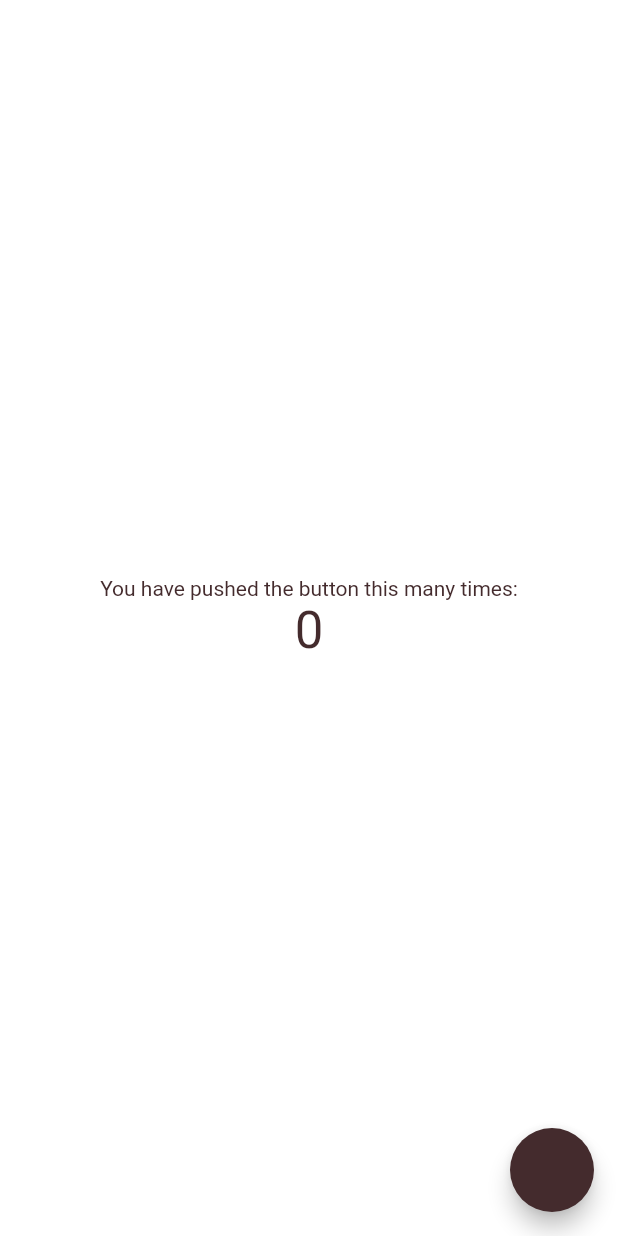
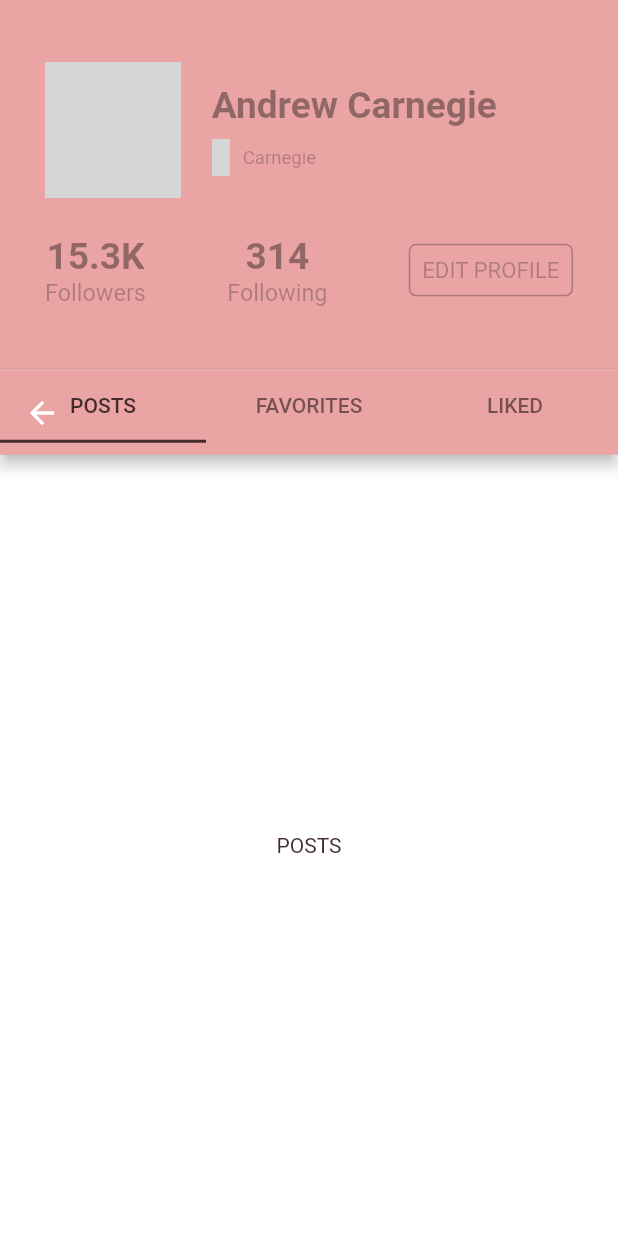
Before and after one commit to petopia17781/petopia, a Flutter app: the ProfilePage screen opened directly, on a phone screen of 412 x 824 dp. Run offline on Flutter 3.47's test engine with Material 2 defaults, Android fonts, the phone set to English and light mode, and no system bars; our stand-ins replace cached_network_image, cloud_firestore, firebase_storage, flare_flutter, font_awesome_flutter; missing offline and left inert: image_picker_modern; accounts and stored records are empty; network calls fail; Roboto replaces fonts that are missing (Rubik); grey boxes are pictures that could not be loaded.

Commit message:
Add profile page & size config.

```diff
--- /dev/null
+++ b/lib/SizeConfig.dart
@@ -0,0 +1,43 @@
+import 'package:flutter/cupertino.dart';
+
+// reference: https://github.com/slackvishal/flutter_traveler_profile_app/blob/master/lib/SizeConfig.dart
+class SizeConfig {
+  static double _screenWidth;
+  static double _screenHeight;
+  static double _blockSizeHorizontal = 0;
+  static double _blockSizeVertical = 0;
+
+  static double textMultiplier;
+  static double imageSizeMultiplier;
+  static double heightMultiplier;
+  static double widthMultiplier;
+  static bool isPortrait = true;
+  static bool isMobilePortrait = false;
+
+  void init(BoxConstraints constraints, Orientation orientation) {
+    if (orientation == Orientation.portrait) {
+      _screenWidth = constraints.maxWidth;
+      _screenHeight = constraints.maxHeight;
+      isPortrait = true;
+      if (_screenWidth < 450) {
+        isMobilePortrait = true;
+      }
+    } else {
+      _screenWidth = constraints.maxHeight;
+      _screenHeight = constraints.maxWidth;
+      isPortrait = false;
+      isMobilePortrait = false;
+    }
+
+    _blockSizeHorizontal = _screenWidth / 100;
+    _blockSizeVertical = _screenHeight / 100;
+
+    textMultiplier = _blockSizeVertical;
+    imageSizeMultiplier = _blockSizeHorizontal;
+    heightMultiplier = _blockSizeVertical;
+    widthMultiplier = _blockSizeHorizontal;
+
+    print(_blockSizeHorizontal);
+    print(_blockSizeVertical);
+  }
+}
--- a/lib/main.dart
+++ b/lib/main.dart
@@ -1,4 +1,5 @@
 import 'package:flutter/material.dart';
+import 'SizeConfig.dart';
 import 'home.dart';
 
 void main() {
@@ -9,10 +10,19 @@ class MyApp extends StatelessWidget {
   // This widget is the root of your application.
   @override
   Widget build(BuildContext context) {
-    return MaterialApp(
-      title: 'Petopia',
-      theme: _buildShrineTheme(),
-      home: MyHomePage(title: 'Home Page'),
+    return LayoutBuilder(
+      builder: (context, constraints) {
+        return OrientationBuilder(
+          builder: (context, orientation) {
+            SizeConfig().init(constraints, orientation);
+            return MaterialApp(
+              title: 'Petopia',
+              theme: _buildShrineTheme(),
+              home: MyHomePage(title: 'Home Page'),
+            );
+          },
+        );
+      },
     );
   }
 }
--- a/lib/profile.dart
+++ b/lib/profile.dart
@@ -1,4 +1,5 @@
 import 'package:flutter/material.dart';
+import 'package:petopia/SizeConfig.dart';
 
 class ProfilePage extends StatefulWidget {
 
@@ -21,21 +22,10 @@ class ProfilePage extends StatefulWidget {
 
 class _ProfilePageState extends State<ProfilePage> {
 
-  int _counter = 0;
-
-  void _incrementCounter() {
-    setState(() {
-      // This call to setState tells the Flutter framework that something has
-      // changed in this State, which causes it to rerun the build method below
-      // so that the display can reflect the updated values. If we changed
-      // _counter without calling setState(), then the build method would not be
-      // called again, and so nothing would appear to happen.
-      _counter++;
-    });
-  }
 
   @override
   Widget build(BuildContext context) {
+    final colorScheme = Theme.of(context).colorScheme;
     // This method is rerun every time setState is called, for instance as done
     // by the _incrementCounter method above.
     //
@@ -43,44 +33,141 @@ class _ProfilePageState extends State<ProfilePage> {
     // fast, so that you can just rebuild anything that needs updating rather
     // than having to individually change instances of widgets.
     return Scaffold(
-      body: Center(
-        // Center is a layout widget. It takes a single child and positions it
-        // in the middle of the parent.
-        child: Column(
-          // Column is also a layout widget. It takes a list of children and
-          // arranges them vertically. By default, it sizes itself to fit its
-          // children horizontally, and tries to be as tall as its parent.
-          //
-          // Invoke "debug painting" (press "p" in the console, choose the
-          // "Toggle Debug Paint" action from the Flutter Inspector in Android
-          // Studio, or the "Toggle Debug Paint" command in Visual Studio Code)
-          // to see the wireframe for each widget.
-          //
-          // Column has various properties to control how it sizes itself and
-          // how it positions its children. Here we use mainAxisAlignment to
-          // center the children vertically; the main axis here is the vertical
-          // axis because Columns are vertical (the cross axis would be
-          // horizontal).
-          mainAxisAlignment: MainAxisAlignment.center,
-          children: <Widget>[
-            Text(
-              'You have pushed the button this many times:',
+      body: Stack(
+        children: <Widget>[
+          // header
+          Container(
+            color: shrinePink400,
+            height: 30 * SizeConfig.heightMultiplier,
+            child: Padding(
+              padding: EdgeInsets.only(left: 30.0, right: 30.0, top: 5 * SizeConfig.heightMultiplier),
+              child: Column(
+                children: <Widget>[
+                  Row(
+                    children: <Widget>[
+                      // Avatar
+                      Container(
+                        height: 11 * SizeConfig.heightMultiplier,
+                        width: 22 * SizeConfig.widthMultiplier,
+                        decoration: BoxDecoration(
+                          shape: BoxShape.circle,
+                          image: DecorationImage(
+                            fit: BoxFit.cover,
+                            image: NetworkImage("https://www.carnegiecouncil.org/people/andrew-carnegie/_res/id=Picture/thumbnail=1/width=170/quality=100")
+                          )
+                        ),
+                      ),
+                      SizedBox(width: 5 * SizeConfig.widthMultiplier,),
+                      // User name
+                      Column(
+                        crossAxisAlignment: CrossAxisAlignment.start,
+                        children: <Widget>[
+                          Text("Andrew Carnegie", style: TextStyle(
+                            color: Colors.black38,
+                            fontSize: 3 * SizeConfig.textMultiplier,
+                            fontWeight: FontWeight.bold
+                          ),),
+                          SizedBox(height: 1 * SizeConfig.heightMultiplier,),
+                          Row(
+                            children: <Widget>[
+                              Row(
+                                children: <Widget>[
+                                  Image.asset("assets/instagram.png",
+                                  height: 3 * SizeConfig.heightMultiplier,
+                                  width: 3 * SizeConfig.widthMultiplier,),
+                                  SizedBox(width: 2 * SizeConfig.widthMultiplier,),
+                                  Text("Carnegie", style: TextStyle(
+                                      color: Colors.black26,
+                                      fontSize: 1.5 * SizeConfig.textMultiplier,
+                                  ),),
+                                ],
+                              )
+                            ],
+                          ),
+                        ],
+                      )
+                    ],
+                  ),
+                  SizedBox(height: 3 * SizeConfig.heightMultiplier,),
+                  Row(
+                    mainAxisAlignment: MainAxisAlignment.spaceBetween,
+                    children: <Widget>[
+                      Column(
+                        children: [
+                          Text("15.3K", style: TextStyle(
+                              color: Colors.black38,
+                              fontSize: 3 * SizeConfig.textMultiplier,
+                              fontWeight: FontWeight.bold
+                          ),),
+                          Text("Followers", style: TextStyle(
+                            color: Colors.black26,
+                            fontSize: 1.9 * SizeConfig.textMultiplier,
+                          ),),
+                        ],
+                      ),
+                      Column(
+                        children: [
+                          Text("314", style: TextStyle(
+                              color: Colors.black38,
+                              fontSize: 3 * SizeConfig.textMultiplier,
+                              fontWeight: FontWeight.bold
+                          ),),
+                          Text("Following", style: TextStyle(
+                            color: Colors.black26,
+                            fontSize: 1.9 * SizeConfig.textMultiplier,
+                          ),),
+                        ],
+                      ),
+                      Container(
+                        decoration: BoxDecoration(
+                          border: Border.all(color: Colors.black26),
+                          borderRadius: BorderRadius.circular(5.0),
+                        ),
+                        child: Padding(
+                          padding: const EdgeInsets.all(8.0),
+                          child: Text("EDIT PROFILE", style: TextStyle(
+                              color: Colors.black26,
+                              fontSize: 1.8 * SizeConfig.textMultiplier
+                          ),),
+                        ),
+                      )
+                    ],
+                  )
+                ],
+              ),
             ),
-            Text(
-              '$_counter',
-              style: Theme
-                  .of(context)
-                  .textTheme
-                  .headline4,
+          ),
+          // tab
+          Padding(
+            padding: EdgeInsets.only(top: 30 * SizeConfig.heightMultiplier),
+            child: DefaultTabController(
+              length: 3,
+              child: Scaffold(
+                appBar: AppBar(
+                  backgroundColor: shrinePink400,
+                  flexibleSpace: SafeArea(
+                    child: TabBar(
+                      indicatorColor: colorScheme.onSurface,
+                      tabs: [
+                        Tab(text: 'POSTS'),
+                        Tab(text: 'FAVORITES'),
+                        Tab(text: 'LIKED'),
+                      ],
+                    ),
+                  ),
+                ),
+                body: TabBarView(
+                  children: [
+                    Center(child: Text('POSTS')),
+                    Center(child: Text('FAVORITES')),
+                    Center(child: Text('LIKED')),
+                  ],
+                ),
+              ),
             ),
-          ],
-        ),
+          )
+        ],
       ),
-      floatingActionButton: FloatingActionButton(
-        onPressed: _incrementCounter,
-        tooltip: 'Increment',
-        child: Icon(Icons.add),
-      ), // This trailing comma makes auto-formatting nicer for build methods.
     );
   }
 
--- a/pubspec.yaml
+++ b/pubspec.yaml
@@ -68,9 +68,9 @@ flutter:
   uses-material-design: true
 
   # To add assets to your application, add an assets section, like this:
-  # assets:
-  #   - images/a_dot_burr.jpeg
-  #   - images/a_dot_ham.jpeg
+  assets:
+    - assets/facebook.png
+    - assets/instagram.png
 
   # An image asset can refer to one or more resolution-specific "variants", see
   # https://flutter.dev/assets-and-images/#resolution-aware.
```
Also changed, not shown: 1 other file.
